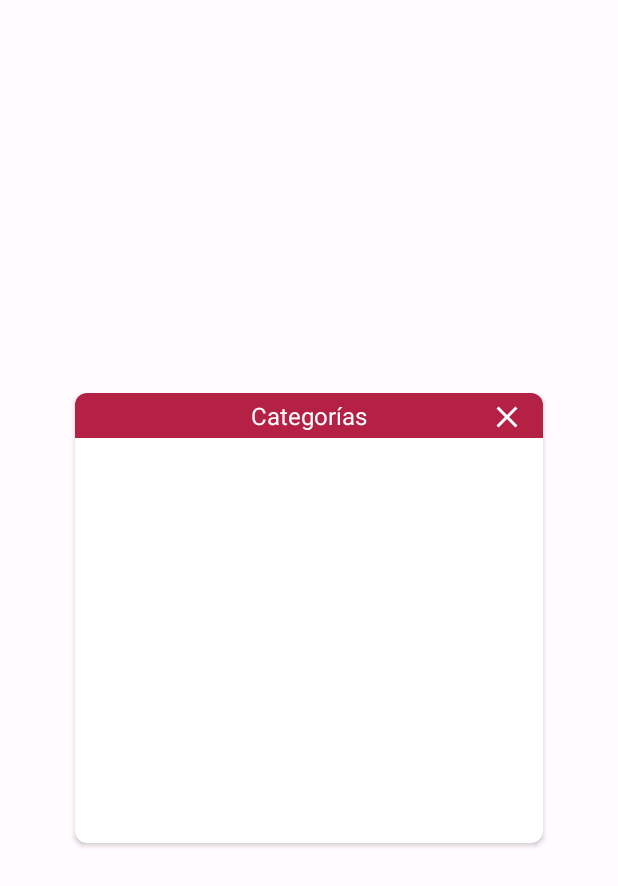
After one commit to QNecesitas/IdiomApp, an Android app: the layout li_all_category.xml on its own in the app's theme, with its tools: preview values and no code run, on a phone screen of 412 x 824 dp. The commit adds this screen. Shown: the top 886 px of the screen. Run offline under Robolectric (Android 15) with nearby library versions, the phone set to English and light mode, and no system bars.

```diff
--- /dev/null
+++ b/app/src/main/res/drawable/outline_image_24.xml
@@ -0,0 +1,5 @@
+<vector android:height="24dp" android:tint="#000000"
+    android:viewportHeight="24" android:viewportWidth="24"
+    android:width="24dp" xmlns:android="http://schemas.android.com/apk/res/android">
+    <path android:fillColor="@android:color/white" android:pathData="M19,5v14L5,19L5,5h14m0,-2L5,3c-1.1,0 -2,0.9 -2,2v14c0,1.1 0.9,2 2,2h14c1.1,0 2,-0.9 2,-2L21,5c0,-1.1 -0.9,-2 -2,-2zM14.14,11.86l-3,3.87L9,13.14 6,17h12l-3.86,-5.14z"/>
+</vector>
--- a/app/src/main/res/layout/activity_writing.xml
+++ b/app/src/main/res/layout/activity_writing.xml
@@ -81,7 +81,7 @@
                     android:layout_width="match_parent"
                     android:layout_height="match_parent"
                     android:contentDescription="@string/adicionar_imagen"
-                    android:src="@drawable/baseline_add_photo_alternate_24" />
+                    android:src="@drawable/outline_image_24" />
             </androidx.cardview.widget.CardView>
 
             <!--Translations-->
--- /dev/null
+++ b/app/src/main/res/layout/li_all_category.xml
@@ -0,0 +1,92 @@
+<?xml version="1.0" encoding="utf-8"?>
+<androidx.constraintlayout.widget.ConstraintLayout xmlns:android="http://schemas.android.com/apk/res/android"
+    xmlns:app="http://schemas.android.com/apk/res-auto"
+    android:layout_width="match_parent"
+    android:layout_height="match_parent">
+
+
+    <!--cv container-->
+    <androidx.cardview.widget.CardView
+        android:layout_width="match_parent"
+        android:layout_height="wrap_content"
+        android:elevation="8dp"
+        app:cardCornerRadius="8dp"
+        app:layout_constraintBottom_toBottomOf="parent"
+        android:layout_marginStart="50dp"
+        android:layout_marginEnd="50dp"
+        app:layout_constraintEnd_toEndOf="parent"
+        app:layout_constraintStart_toStartOf="parent"
+        app:layout_constraintTop_toTopOf="parent">
+
+        <!--cl container-->
+        <androidx.constraintlayout.widget.ConstraintLayout
+            android:id="@+id/cl_container"
+            android:layout_width="match_parent"
+            android:layout_height="300dp">
+
+            <!--cl container-->
+            <androidx.constraintlayout.widget.ConstraintLayout
+                    android:background="?attr/colorPrimary"
+                    android:id="@+id/cl_toolbar"
+                    app:layout_constraintEnd_toEndOf="parent"
+                    app:layout_constraintStart_toStartOf="parent"
+                    app:layout_constraintTop_toTopOf="parent"
+                    android:layout_width="match_parent"
+                    android:layout_height="wrap_content">
+
+                    <!--tv add categories-->
+                    <TextView
+                        app:layout_constraintEnd_toEndOf="parent"
+                        app:layout_constraintTop_toTopOf="parent"
+                        app:layout_constraintStart_toStartOf="parent"
+                        android:id="@+id/tv_addCat"
+                        android:layout_width="wrap_content"
+                        android:layout_height="wrap_content"
+                        android:paddingTop="4dp"
+                        android:paddingBottom="4dp"
+                        android:text="@string/categor_a"
+                        android:textColor="?attr/colorOnPrimary"
+                        android:textSize="16sp" />
+
+                    <!--iv close-->
+                    <ImageView
+                        app:layout_constraintTop_toTopOf="parent"
+                        android:layout_marginTop="4dp"
+                        app:layout_constraintEnd_toEndOf="parent"
+                        android:id="@+id/iv_close"
+                        android:layout_width="wrap_content"
+                        android:layout_height="wrap_content"
+                        android:layout_marginEnd="12dp"
+                        android:src="@drawable/baseline_close_24"
+                        app:tint="?attr/colorOnPrimary" />
+
+                </androidx.constraintlayout.widget.ConstraintLayout>
+
+
+
+            <!--Chip group-->
+            <com.google.android.material.chip.ChipGroup
+                android:id="@+id/chipGroup"
+                android:layout_width="wrap_content"
+                android:layout_height="wrap_content"
+                android:layout_marginStart="4dp"
+                android:layout_marginTop="8dp"
+                android:layout_marginEnd="4dp"
+                app:layout_constraintEnd_toEndOf="parent"
+                app:layout_constraintStart_toStartOf="parent"
+                app:layout_constraintTop_toBottomOf="@id/cl_toolbar"
+                app:singleSelection="false">
+
+
+            </com.google.android.material.chip.ChipGroup>
+
+
+            <!--til-->
+
+
+        </androidx.constraintlayout.widget.ConstraintLayout>
+
+    </androidx.cardview.widget.CardView>
+
+
+</androidx.constraintlayout.widget.ConstraintLayout>
--- a/app/src/main/res/values/strings.xml
+++ b/app/src/main/res/values/strings.xml
@@ -48,4 +48,6 @@
     <string name="Siguiente">Siguiente</string>
     <string name="Comprobar">Comprobar</string>
     <string name="Resolver">Resolver</string>
+    <string name="Bandera">Bandera</string>
+    <string name="Pronunciar">Pronunciar</string>
 </resources>
```
Also changed, not shown: app/src/main/java/com/estholon/idiomapp/ActivityHome.kt (+17 -11 lines), app/src/main/java/com/estholon/idiomapp/ActivityMatch.kt (+52 -0 lines), app/src/main/java/com/estholon/idiomapp/auxiliary/InformationIntent.kt (added, +12 -0 lines), app/src/main/java/com/estholon/idiomapp/viewmodels/HomeViewModel.kt (+9 -13 lines), app/src/main/res/layout/activity_match.xml (+105 -4 lines), app/src/main/res/layout/recycler_match.xml (added, +45 -0 lines).
